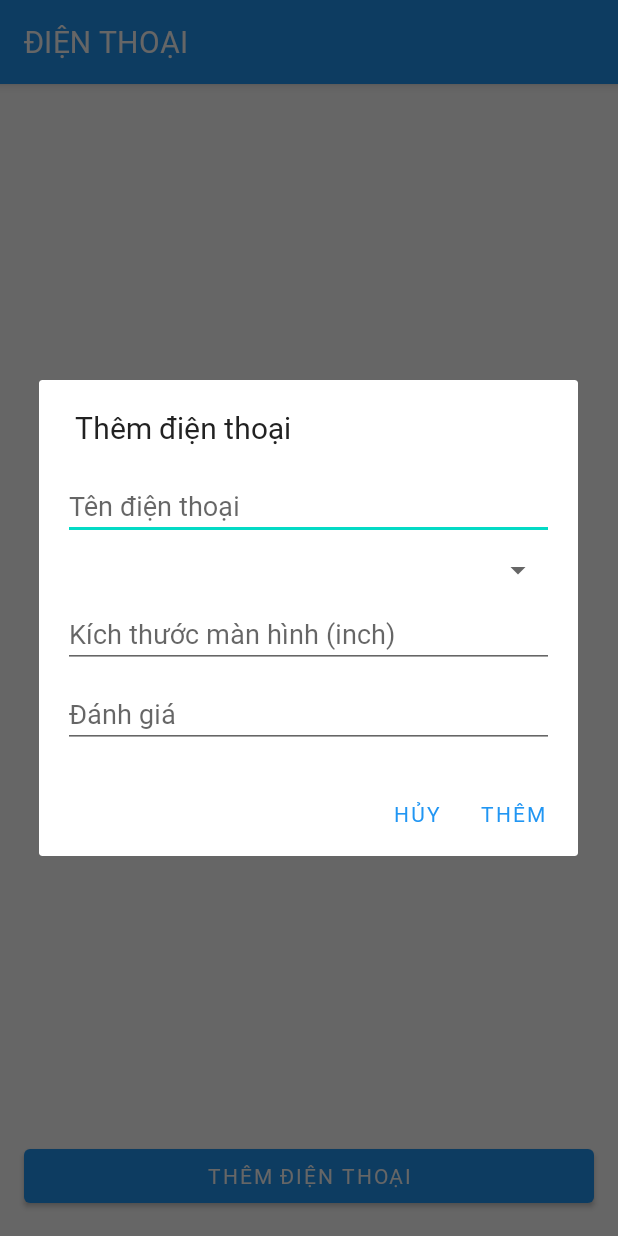
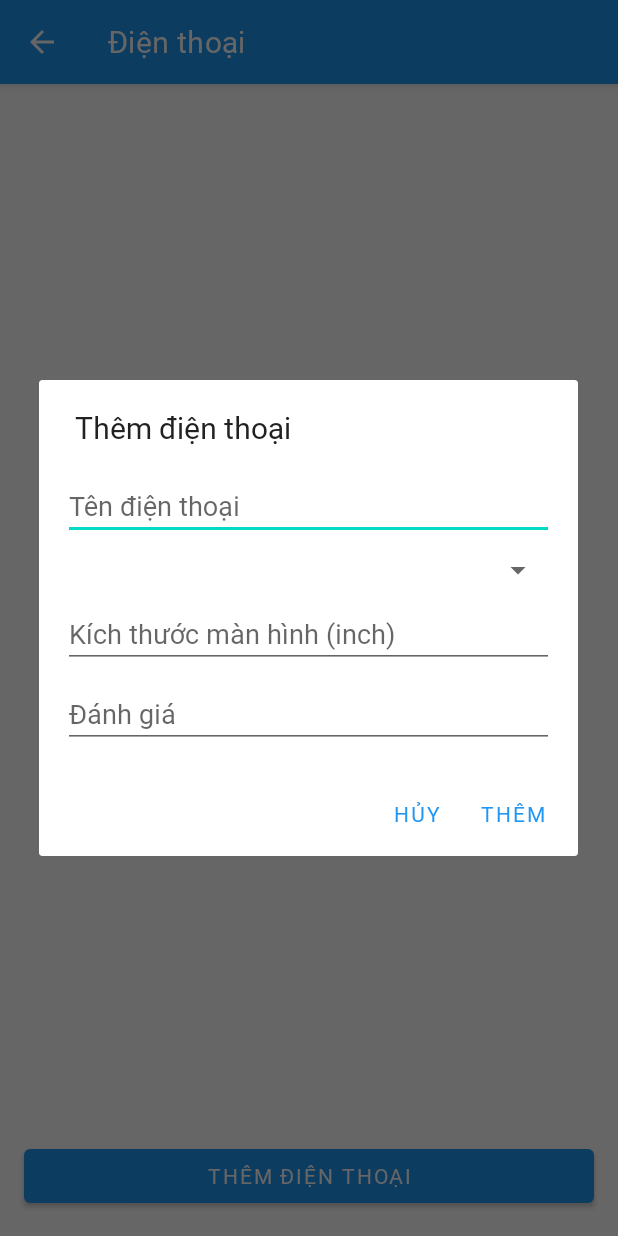
Before and after one commit to minhnv07/PhoneMangement_Android, an Android app: the PhoneListActivity screen opened directly, with no data from a screen before it, after a tap on "THÊM ĐIỆN THOẠI", on a phone screen of 412 x 824 dp. Run offline under Robolectric (Android 15) with nearby library versions, the phone set to English and light mode, and no system bars.

Commit message:
update something

```diff
--- a/app/src/main/java/com/example/quanlydienthoai/ManufacturerListActivity.java
+++ b/app/src/main/java/com/example/quanlydienthoai/ManufacturerListActivity.java
@@ -37,7 +37,7 @@ public class ManufacturerListActivity  extends AppCompatActivity {
 
         btnAdd.setOnClickListener(v -> showAddDialog());
         Objects.requireNonNull(getSupportActionBar()).setDisplayHomeAsUpEnabled(true);
-
+        getSupportActionBar().setTitle(R.string.manufacturer);
     }
 
     private void loadData() {
--- a/app/src/main/java/com/example/quanlydienthoai/PhoneListActivity.java
+++ b/app/src/main/java/com/example/quanlydienthoai/PhoneListActivity.java
@@ -20,6 +20,7 @@ import java.util.ArrayList;
 import java.util.HashMap;
 import java.util.List;
 import java.util.Map;
+import java.util.Objects;
 
 public class PhoneListActivity extends AppCompatActivity {
     RecyclerView recyclerView;
@@ -40,6 +41,8 @@ public class PhoneListActivity extends AppCompatActivity {
         loadData();
 
         btnAdd.setOnClickListener(v -> showAddDialog());
+        Objects.requireNonNull(getSupportActionBar()).setDisplayHomeAsUpEnabled(true);
+        getSupportActionBar().setTitle(R.string.phone);
     }
 
     private void loadData(){
@@ -147,4 +150,9 @@ public class PhoneListActivity extends AppCompatActivity {
                 .setNegativeButton("Hủy", null)
                 .show();
     }
+    @Override
+    public boolean onSupportNavigateUp() {
+        finish();
+        return true;
+    }
 }
--- a/app/src/main/res/layout/activity_phone_list.xml
+++ b/app/src/main/res/layout/activity_phone_list.xml
@@ -2,7 +2,8 @@
     xmlns:android="http://schemas.android.com/apk/res/android"
     xmlns:app="http://schemas.android.com/apk/res-auto"
     android:layout_width="match_parent"
-    android:layout_height="match_parent">
+    android:layout_height="match_parent"
+    android:fitsSystemWindows="true">
 
     <androidx.recyclerview.widget.RecyclerView
         android:id="@+id/recyclerPhone"
```
Also changed, not shown: app/src/main/res/values/strings.xml (+6 -1 lines).
